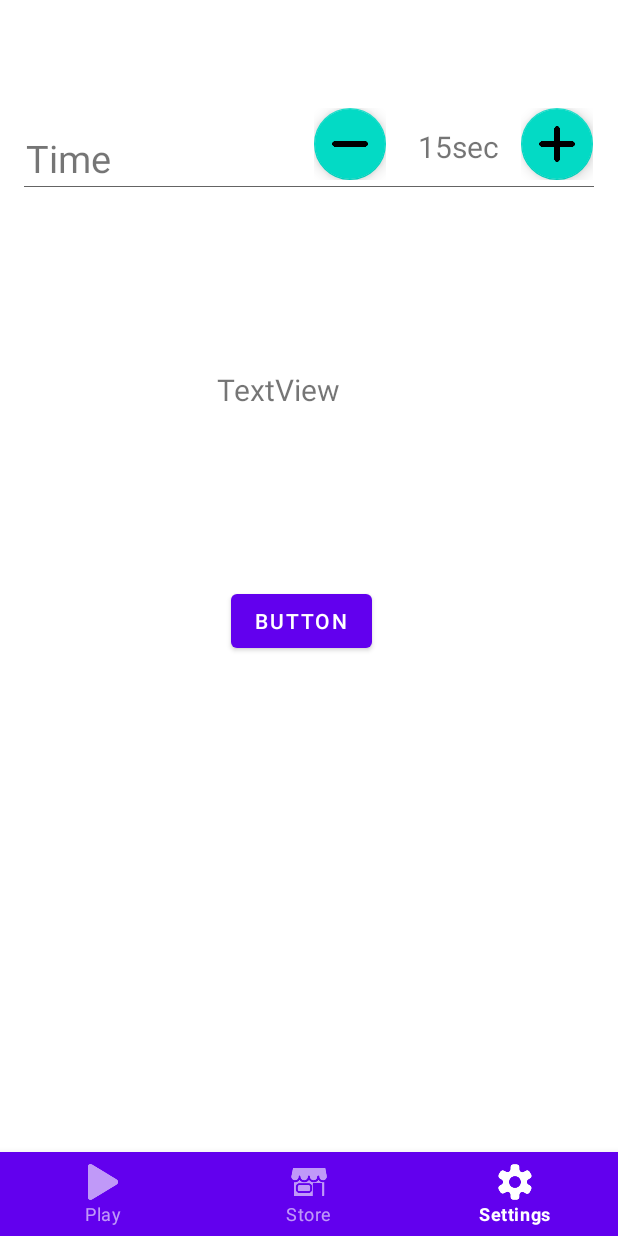
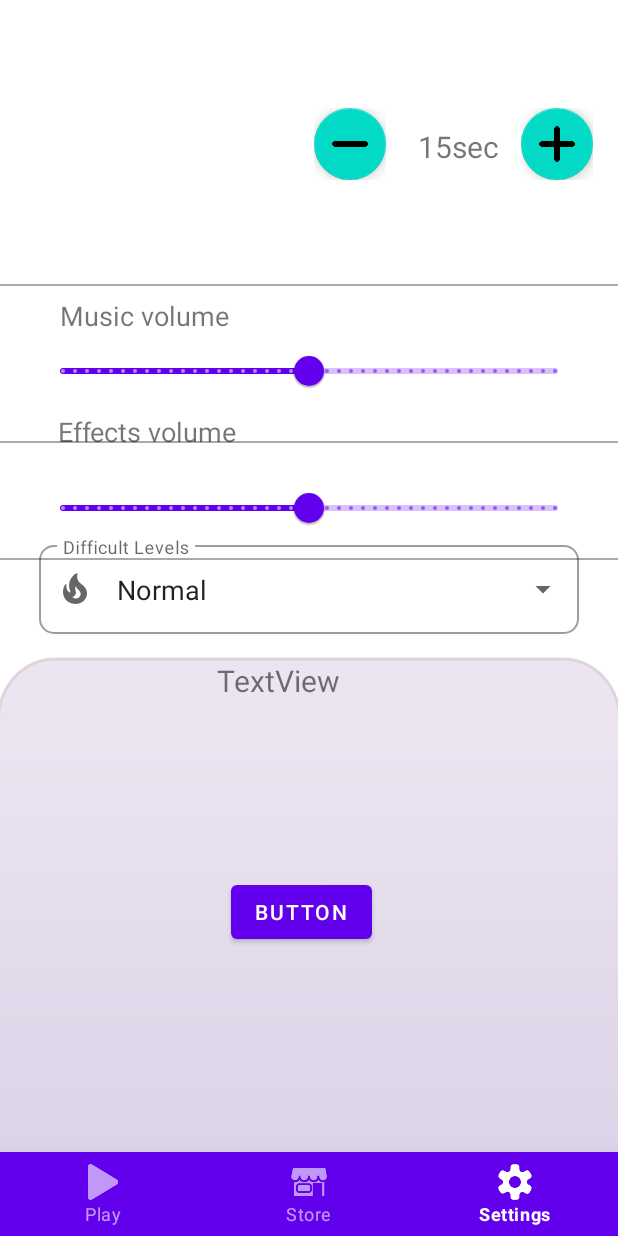
Before and after one commit to GrKnght/SummerPractice-Team13, an Android app: the SettingsFragment screen opened through its navigation route, on a phone screen of 412 x 824 dp. Run offline under Robolectric (Android 15) with nearby library versions, the phone set to English and light mode, and no system bars; our stand-ins replace navigation-ui.

Commit message:
SettingsRedesign

```diff
--- a/app/src/main/java/summerpractice/team13/guessthedrawing/ui/play_screen/HomeFragment.kt
+++ b/app/src/main/java/summerpractice/team13/guessthedrawing/ui/play_screen/HomeFragment.kt
@@ -54,15 +54,13 @@ class HomeFragment : Fragment(), IAnswerCheckView {
             // очищает поле после ответа
             editText.text.clear()
 
-
-            // TODO: globalTimer - ЭТО ТАЙМЕР, КОТОРЫЙ ДОЛЖЕН БЫТЬ ГЛОБАЛЬНО ДОСТУПНЫМ (+СОХРАНЯЕМЫМ)
-            var globalTimer: Int = 30;
             // КОД ТАЙМЕРА
             if (Build.VERSION.SDK_INT >= Build.VERSION_CODES.N) {
                 view_timer.isCountDown = true
             }
-            view_timer.base = SystemClock.elapsedRealtime() + globalTimer * 1000
+            view_timer.base = SystemClock.elapsedRealtime() + AppPreferences.time * 1000
             view_timer.start()
+            progressIndicator.max = AppPreferences.time
         }
 
         // КОД ТАЙМЕРА
--- a/app/src/main/java/summerpractice/team13/guessthedrawing/ui/settings_screen/SettingsFragment.kt
+++ b/app/src/main/java/summerpractice/team13/guessthedrawing/ui/settings_screen/SettingsFragment.kt
@@ -4,13 +4,12 @@ import android.os.Bundle
 import android.view.LayoutInflater
 import android.view.View
 import android.view.ViewGroup
-import android.widget.Button
-import android.widget.TextView
-import android.widget.Toast
+import android.widget.*
 import androidx.fragment.app.Fragment
 import androidx.fragment.app.viewModels
 import androidx.lifecycle.Observer
 import com.google.android.material.floatingactionbutton.FloatingActionButton
+import com.google.android.material.textfield.TextInputLayout
 import summerpractice.team13.guessthedrawing.R
 import summerpractice.team13.guessthedrawing.mvp.presenters.AppPreferences
 import summerpractice.team13.guessthedrawing.mvp.presenters.change_time_presenter.ChangeTimePresenter
@@ -32,6 +31,14 @@ class SettingsFragment : Fragment(), IChangeTimeView {
         context?.let { AppPreferences.init(it) }
 
         val root = inflater.inflate(R.layout.fragment_settings, container, false)
+
+
+        // Расписан ArrayAdapter для dropdown menu сложности
+        val difficulties = resources.getStringArray(R.array.difficultyLevels)
+        val arrayAdapter = ArrayAdapter(requireContext(), R.layout.dropdown_item, difficulties)
+        val textField: TextInputLayout = root.findViewById(R.id.textField)
+        val adapter = ArrayAdapter(requireContext(), R.layout.dropdown_item, difficulties)
+        (textField.editText as? AutoCompleteTextView)?.setAdapter(adapter)
 
         ichangeTimePresenter = ChangeTimePresenter(this)
 
--- /dev/null
+++ b/app/src/main/res/drawable/ic_fire.xml
@@ -0,0 +1,10 @@
+<vector xmlns:android="http://schemas.android.com/apk/res/android"
+    android:width="24dp"
+    android:height="24dp"
+    android:viewportWidth="24"
+    android:viewportHeight="24"
+    android:tint="?attr/colorControlNormal">
+  <path
+      android:fillColor="@android:color/white"
+      android:pathData="M19.48,12.35c-1.57,-4.08 -7.16,-4.3 -5.81,-10.23c0.1,-0.44 -0.37,-0.78 -0.75,-0.55C9.29,3.71 6.68,8 8.87,13.62c0.18,0.46 -0.36,0.89 -0.75,0.59c-1.81,-1.37 -2,-3.34 -1.84,-4.75c0.06,-0.52 -0.62,-0.77 -0.91,-0.34C4.69,10.16 4,11.84 4,14.37c0.38,5.6 5.11,7.32 6.81,7.54c2.43,0.31 5.06,-0.14 6.95,-1.87C19.84,18.11 20.6,15.03 19.48,12.35zM10.2,17.38c1.44,-0.35 2.18,-1.39 2.38,-2.31c0.33,-1.43 -0.96,-2.83 -0.09,-5.09c0.33,1.87 3.27,3.04 3.27,5.08C15.84,17.59 13.1,19.76 10.2,17.38z"/>
+</vector>
--- /dev/null
+++ b/app/src/main/res/layout/dropdown_item.xml
@@ -0,0 +1,11 @@
+<TextView
+    android:id="@+id/textView"
+    android:layout_width="match_parent"
+    android:layout_height="wrap_content"
+    android:text="TextView"
+    android:padding="14dp"
+    android:textColor="@color/black"
+    android:textSize="18sp"
+    android:maxLines="1"
+    android:textAppearance="?attr/textAppearanceSubtitle1"
+    xmlns:android="http://schemas.android.com/apk/res/android" />
--- a/app/src/main/res/layout/fragment_play.xml
+++ b/app/src/main/res/layout/fragment_play.xml
@@ -5,7 +5,7 @@
     android:layout_width="match_parent"
     android:layout_height="match_parent"
     tools:context=".ui.play_screen.HomeFragment"
-    android:background="@drawable/background">
+    android:background="@drawable/background_play">
 
     <ImageView
         android:id="@+id/iv_picture"
@@ -35,9 +35,9 @@
         android:layout_width="248dp"
         android:layout_height="wrap_content"
         android:layout_marginBottom="40dp"
-        android:max="30"
-        android:progress="10"
-
+        android:max="15"
+        android:progress="15"
+        app:trackCornerRadius="10dp"
         app:layout_constraintBottom_toBottomOf="parent"
         app:layout_constraintEnd_toEndOf="parent"
         app:layout_constraintStart_toStartOf="parent"
@@ -54,6 +54,10 @@
         android:hint="@string/write_your_answer"
         style="@style/Widget.MaterialComponents.TextInputLayout.OutlinedBox"
         android:minHeight="48dp"
+        app:boxCornerRadiusBottomEnd="10dp"
+        app:boxCornerRadiusBottomStart="10dp"
+        app:boxCornerRadiusTopEnd="10dp"
+        app:boxCornerRadiusTopStart="10dp"
         app:layout_constraintBottom_toBottomOf="parent"
         app:layout_constraintEnd_toEndOf="parent"
         app:layout_constraintHorizontal_bias="0.497"
@@ -84,7 +88,7 @@
         android:text="@string/guess"
         android:textSize="24sp"
         app:backgroundTint="@android:color/transparent"
-        app:cornerRadius="8dp"
+        app:cornerRadius="10dp"
         app:layout_constraintBottom_toBottomOf="parent"
         app:layout_constraintEnd_toEndOf="parent"
         app:layout_constraintHorizontal_bias="0.498"
@@ -103,7 +107,7 @@
         android:layout_marginBottom="90dp"
         android:text="FIX"
         app:backgroundTint="@android:color/transparent"
-        app:cornerRadius="8dp"
+        app:cornerRadius="10dp"
         app:layout_constraintBottom_toBottomOf="parent"
         app:layout_constraintEnd_toEndOf="parent"
         app:layout_constraintStart_toStartOf="parent"
--- a/app/src/main/res/layout/fragment_settings.xml
+++ b/app/src/main/res/layout/fragment_settings.xml
@@ -4,28 +4,8 @@
     xmlns:tools="http://schemas.android.com/tools"
     android:layout_width="match_parent"
     android:layout_height="match_parent"
-    tools:context=".ui.settings_screen.SettingsFragment">
-
-    <LinearLayout
-        android:layout_width="wrap_content"
-        android:layout_height="wrap_content"
-        android:layout_marginTop="32dp"
-        android:layout_weight="1"
-        android:orientation="vertical"
-        app:layout_constraintEnd_toEndOf="parent"
-        app:layout_constraintHorizontal_bias="0.048"
-        app:layout_constraintStart_toStartOf="parent"
-        app:layout_constraintTop_toTopOf="parent">
-
-        <TextView
-            android:id="@+id/TimeTextView"
-            android:layout_width="wrap_content"
-            android:layout_height="wrap_content"
-            android:text="@string/time"
-            android:textSize="25sp" />
-
-
-    </LinearLayout>
+    tools:context=".ui.settings_screen.SettingsFragment"
+    android:background="@drawable/background_settings">
 
     <LinearLayout
         android:id="@+id/linearLayout4"
@@ -94,38 +74,141 @@
             app:fabSize="auto" />
     </LinearLayout>
 
-    <LinearLayout
-        android:id="@+id/linearLayout3"
+    <View style="@style/Divider"
+        android:id="@+id/separator1"
+        app:layout_constraintTop_toTopOf="parent"
+        app:layout_constraintBottom_toBottomOf="parent"
+        app:layout_constraintStart_toStartOf="parent"
+        app:layout_constraintEnd_toEndOf="parent"
+        android:layout_marginBottom="500dp"
+        android:background="@android:color/darker_gray">
+    </View>
+
+    <TextView
+        android:id="@+id/tv_music_volume"
         android:layout_width="wrap_content"
-        android:layout_height="2dp"
-        android:layout_marginTop="68dp"
-        android:orientation="vertical"
-        android:paddingStart="16dp"
-        android:paddingEnd="16dp"
+        android:layout_height="wrap_content"
+        android:text="@string/music_volume"
+        android:layout_marginBottom="460dp"
+        android:layout_marginEnd="220dp"
+        android:textSize="18sp"
+        app:layout_constraintBottom_toBottomOf="parent"
         app:layout_constraintEnd_toEndOf="parent"
-        app:layout_constraintHorizontal_bias="0.357"
+        app:layout_constraintStart_toStartOf="parent"
+        app:layout_constraintTop_toTopOf="parent">
+    </TextView>
+
+    <com.google.android.material.slider.Slider
+        android:id="@+id/slider_music"
+        android:layout_width="360dp"
+        android:layout_height="6dp"
+        android:layout_marginTop="10dp"
+        android:stepSize="1"
+        android:value="50"
+        android:valueFrom="0"
+        android:valueTo="100"
+        android:labelFor="@id/tv_music_volume"
+        app:labelBehavior="floating"
+        app:layout_constraintBottom_toTopOf="@+id/separator2"
+        app:layout_constraintEnd_toEndOf="parent"
+        app:layout_constraintStart_toStartOf="parent"
+        app:layout_constraintTop_toBottomOf="@+id/separator1">
+    </com.google.android.material.slider.Slider>
+
+    <View style="@style/Divider"
+        android:id="@+id/separator2"
+        android:layout_marginBottom="425dp"
+       app:layout_constraintTop_toBottomOf="@id/separator1"
+        app:layout_constraintBottom_toBottomOf="parent"
+        app:layout_constraintStart_toStartOf="parent"
+        app:layout_constraintEnd_toEndOf="parent"
+        android:background="@android:color/darker_gray"/>
+
+
+
+    <TextView
+        android:id="@+id/tv_effects_volume"
+        android:layout_width="wrap_content"
+        android:layout_height="wrap_content"
+        android:text="@string/effects_volume"
+        android:layout_marginBottom="305dp"
+        android:layout_marginEnd="216dp"
+        android:textSize="18sp"
+        app:layout_constraintBottom_toBottomOf="parent"
+        app:layout_constraintEnd_toEndOf="parent"
+        app:layout_constraintStart_toStartOf="parent"
+        app:layout_constraintTop_toTopOf="parent">
+    </TextView>
+
+    <com.google.android.material.slider.Slider
+        android:id="@+id/slider_effects"
+        android:layout_width="360dp"
+        android:layout_height="6dp"
+        android:layout_marginTop="10dp"
+        android:stepSize="1"
+        android:value="50"
+        android:valueFrom="0"
+        android:valueTo="100"
+        android:labelFor="@id/tv_music_volume"
+        app:labelBehavior="floating"
+        app:layout_constraintBottom_toTopOf="@+id/separator3"
+        app:layout_constraintEnd_toEndOf="parent"
+        app:layout_constraintStart_toStartOf="parent"
+        app:layout_constraintTop_toBottomOf="@+id/separator2">
+    </com.google.android.material.slider.Slider>
+
+    <View style="@style/Divider"
+        android:id="@+id/separator3"
+        android:layout_marginBottom="270dp"
+        app:layout_constraintTop_toBottomOf="@id/separator1"
+        app:layout_constraintBottom_toBottomOf="parent"
+        app:layout_constraintStart_toStartOf="parent"
+        app:layout_constraintEnd_toEndOf="parent"
+        android:background="@android:color/darker_gray"/>
+
+
+    <com.google.android.material.textfield.TextInputLayout
+        style="@style/Widget.MaterialComponents.TextInputLayout.OutlinedBox.ExposedDropdownMenu"
+        android:id="@+id/textField"
+        android:layout_width="360dp"
+        android:layout_height="wrap_content"
+        android:layout_marginBottom="100dp"
+        android:hint="@string/difficult_levels"
+        app:boxCornerRadiusBottomEnd="10dp"
+        app:boxCornerRadiusBottomStart="10dp"
+        app:boxCornerRadiusTopEnd="10dp"
+        app:boxCornerRadiusTopStart="10dp"
+        app:startIconDrawable="@drawable/ic_fire"
+        app:layout_constraintBottom_toBottomOf="parent"
+        app:layout_constraintEnd_toEndOf="parent"
         app:layout_constraintStart_toStartOf="parent"
         app:layout_constraintTop_toTopOf="parent">
 
-        <View
-            android:id="@+id/line"
+        <AutoCompleteTextView
+            android:id="@+id/autoCompleteTextView"
             android:layout_width="match_parent"
-            android:layout_height="0.7dp"
-            android:background="@color/grey" />
-    </LinearLayout>
+            android:layout_height="match_parent"
+            android:layout_weight="1"
+            android:inputType="none"
+            android:text="Normal"
+            android:textSize="18sp"
+            tools:ignore="LabelFor">
+
+        </AutoCompleteTextView>
+    </com.google.android.material.textfield.TextInputLayout>
 
     <TextView
         android:id="@+id/testShared"
         android:layout_width="104dp"
         android:layout_height="28dp"
-        android:layout_marginTop="108dp"
+        android:layout_marginTop="10dp"
         android:text="TextView"
         android:textSize="20sp"
         app:layout_constraintBottom_toBottomOf="parent"
         app:layout_constraintEnd_toEndOf="parent"
         app:layout_constraintHorizontal_bias="0.469"
         app:layout_constraintStart_toStartOf="parent"
-        app:layout_constraintTop_toBottomOf="@+id/linearLayout3"
+        app:layout_constraintTop_toBottomOf="@+id/textField"
         app:layout_constraintVertical_bias="0.021" />
 
     <Button
@@ -139,4 +222,5 @@
         app:layout_constraintStart_toStartOf="parent"
         app:layout_constraintTop_toBottomOf="@+id/testShared" />
 
+
 </androidx.constraintlayout.widget.ConstraintLayout>
--- a/app/src/main/res/values/strings.xml
+++ b/app/src/main/res/values/strings.xml
@@ -13,5 +13,14 @@
     <string name="guess">GUESS!</string>
     <string name="write_your_answer">write your answer</string>
     <string name="pictures" translatable="false">Pictures</string>
+    <string name="music_volume">Music volume</string>
+    <string name="effects_volume">Effects volume</string>
+    <string name="difficult_levels">Difficult Levels</string>
+
+    <string-array name="difficultyLevels">
+        <item>Easy</item>
+        <item>Normal</item>
+        <item>Hard</item>
+    </string-array>
 
 </resources>
--- a/app/src/main/res/values/themes.xml
+++ b/app/src/main/res/values/themes.xml
@@ -13,4 +13,9 @@
         <item name="android:statusBarColor" tools:targetApi="l">?attr/colorPrimaryVariant</item>
         <!-- Customize your theme here. -->
     </style>
+
+    <style name="Divider">
+        <item name="android:layout_width">match_parent</item>
+        <item name="android:layout_height">1dp</item>
+    </style>
 </resources>
```
Also changed, not shown: app/src/main/res/drawable/background_play.png (renamed from app/src/main/res/drawable/background.png), app/src/main/res/drawable/background_settings.png (added), 1 other file.
